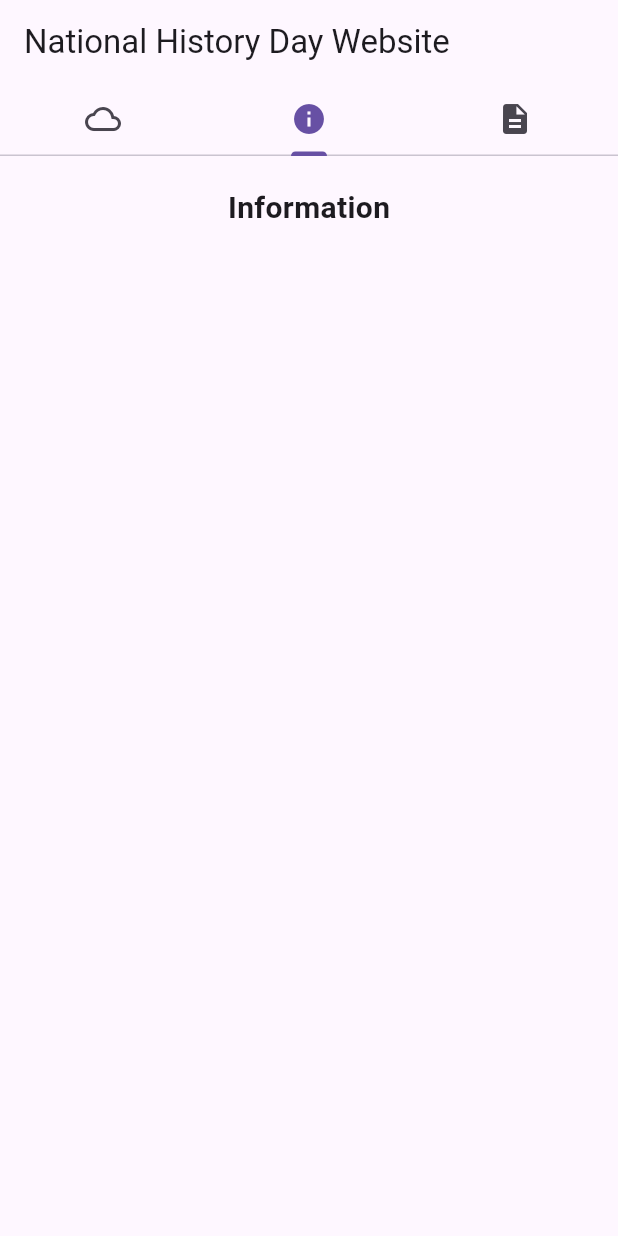
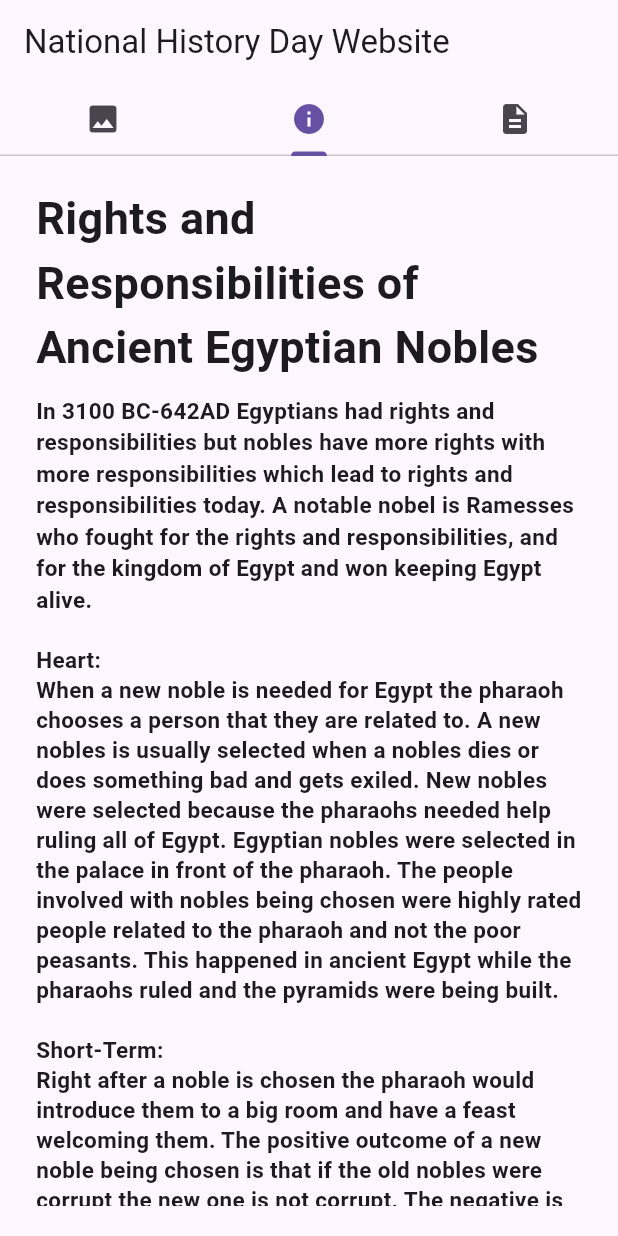
Before and after one commit to ShadowBlade9000/nhd_project, a Flutter app: the screen it shows after launch, on a phone screen of 412 x 824 dp. Run offline on Flutter 3.47's test engine with Material 3 defaults, Android fonts, the phone set to English and light mode, and no system bars.

Commit message:
push main

```diff
--- a/lib/bib.dart
+++ b/lib/bib.dart
@@ -12,7 +12,7 @@
       child: SingleChildScrollView(
         child: Column(
           children: [
-            Text('Bibliography', style: TextStyle(fontWeight: FontWeight.bold, fontSize: 20),),
+            Text('Bibliography', style: TextStyle(fontWeight: FontWeight.bold, fontSize: 30),),
             Container(height: 10),
             Text(
 '''
@@ -38,7 +38,7 @@
 Multiscreensite, irp-cdn.multiscreensite.com/04cd93d4/files/uploaded/Y3 History Lesson 4 Social Groups.pdf. Accessed 19 Dec. 2024.
 
 This source helped me grasp the idea of rights and responsibilities for Egyptian nobles better. And how most Egyptians lived in ancient times.
-''', style: TextStyle(fontSize: 15, height: 1.3),),
+''', style: TextStyle(fontSize: 15, height: 1.3, fontWeight: FontWeight.bold),),
           ],
         ),
       ),
--- a/lib/info.dart
+++ b/lib/info.dart
@@ -12,12 +12,26 @@
       child: SingleChildScrollView(
         child: Column(
           children: [
-            Text('Information', style: TextStyle(fontWeight: FontWeight.bold, fontSize: 20),),
+            Text('Rights and Responsibilities of Ancient Egyptian Nobles', style: TextStyle(fontWeight: FontWeight.bold, fontSize: 30),),
             Container(height: 10),
+            Text('In 3100 BC-642AD Egyptians had rights and responsibilities but nobles have more rights with more responsibilities which lead to rights and responsibilities today. A notable nobel is Ramesses who fought for the rights and responsibilities, and for the kingdom of Egypt and won keeping Egypt alive.', style: TextStyle(fontWeight: FontWeight.bold, fontSize: 15),),
             Text(
 '''
 
-''', style: TextStyle(fontSize: 15, height: 1.3),),
+Heart:
+When a new noble is needed for Egypt the pharaoh chooses a person that they are related to. A new nobles is usually selected when a nobles dies or does something bad and gets exiled. New nobles were selected because the pharaohs needed help ruling all of Egypt. Egyptian nobles were selected in the palace in front of the pharaoh. The people involved with nobles being chosen were highly rated people related to the pharaoh and not the poor peasants. This happened in ancient Egypt while the pharaohs ruled and the pyramids were being built.
+
+Short-Term:
+Right after a noble is chosen the pharaoh would introduce them to a big room and have a feast welcoming them. The positive outcome of a new noble being chosen is that if the old nobles were corrupt the new one is not corrupt. The negative is that the nobles do not know what to do and the people have to get used to him. When a new noble is selected the noble usually owns lots of land.
+
+Long-Term:
+The long term effect of the nobles being chosen in Egypt has affected the government from then on because the effect caused the Romans and other governments to have noblemen to help the king's rule.
+Build-up:
+Some main Egyptian nobles are Ramesses I, Ramesses III, Ramesses VI, Setnakhte, Ramesses IX, Robert II, Neferirkare Kakai, and Ahmose. The nobles got ready for ruling by commanding their slaves and learning how the government works. The events that led up to a nobleman being chosen were as follows. They would need to be related to the pharaoh or have a lot of money, they would have to own a lot of land with slaves to tend to it, and they would have to be at least twenty years old.
+Background:
+People ruled like noblemen before they were called noblemen. Ancient nobles were called patrician. The patricians slowly evolved into nobles which owned land and slaves. Patricians were the ancient noblemen because they also owned land and slaves. The world around Egypt had many countries including Northern Africa, Israel, Sudan, and Libya.
+
+''', style: TextStyle(fontSize: 15, height: 1.3, fontWeight: FontWeight.bold),),
           ],
         ),
       ),
--- a/lib/tabbar.dart
+++ b/lib/tabbar.dart
@@ -1,6 +1,7 @@
 import 'package:flutter/material.dart';
 import 'package:nhd_project/bib.dart';
 import 'package:nhd_project/info.dart';
+import 'package:nhd_project/image.dart';
 
 class TabBarApp extends StatelessWidget {
   const TabBarApp({super.key});
@@ -29,7 +30,7 @@
           bottom: const TabBar(
             tabs: <Widget>[
               Tab(
-                icon: Icon(Icons.cloud_outlined),
+                icon: Icon(Icons.image),
               ),
               Tab(
                 icon: Icon(Icons.info),
@@ -42,9 +43,7 @@
         ),
         body:  TabBarView(
           children: <Widget>[
-            Center(
-              child: Text("It's sunny here"),
-            ),
+            K(),
             Info(),
             Bib(),
           ],
```
Also changed, not shown: lib/image.dart (added, +25 -0 lines).
